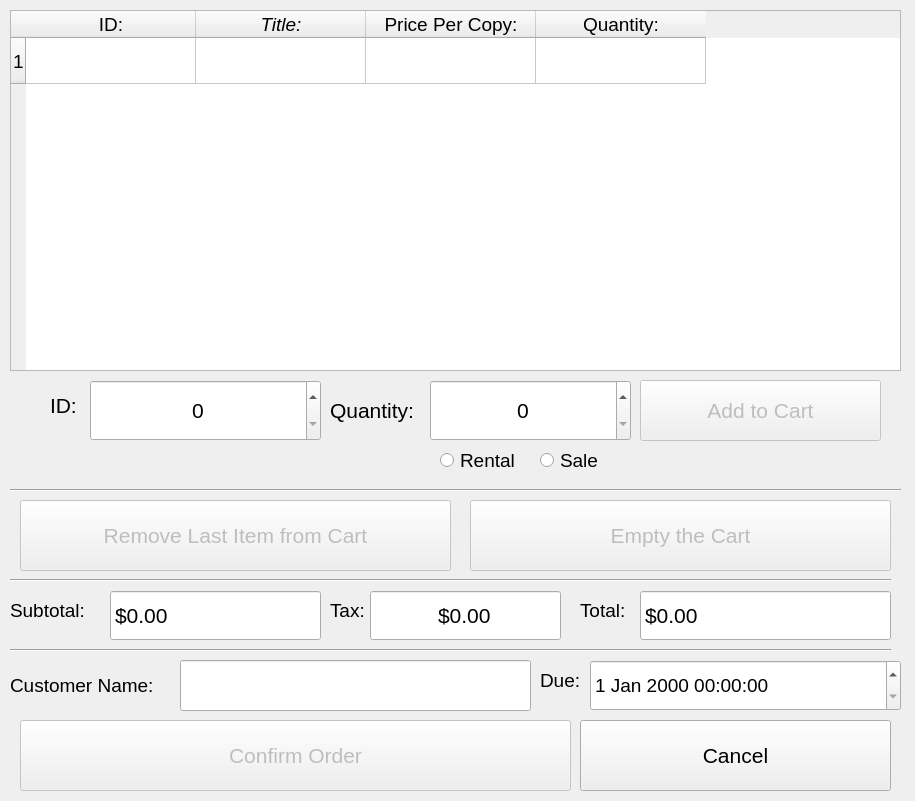
First picture: the form in app/shoppingcart.ui, repository Babkock/VideoStore, before the edit.
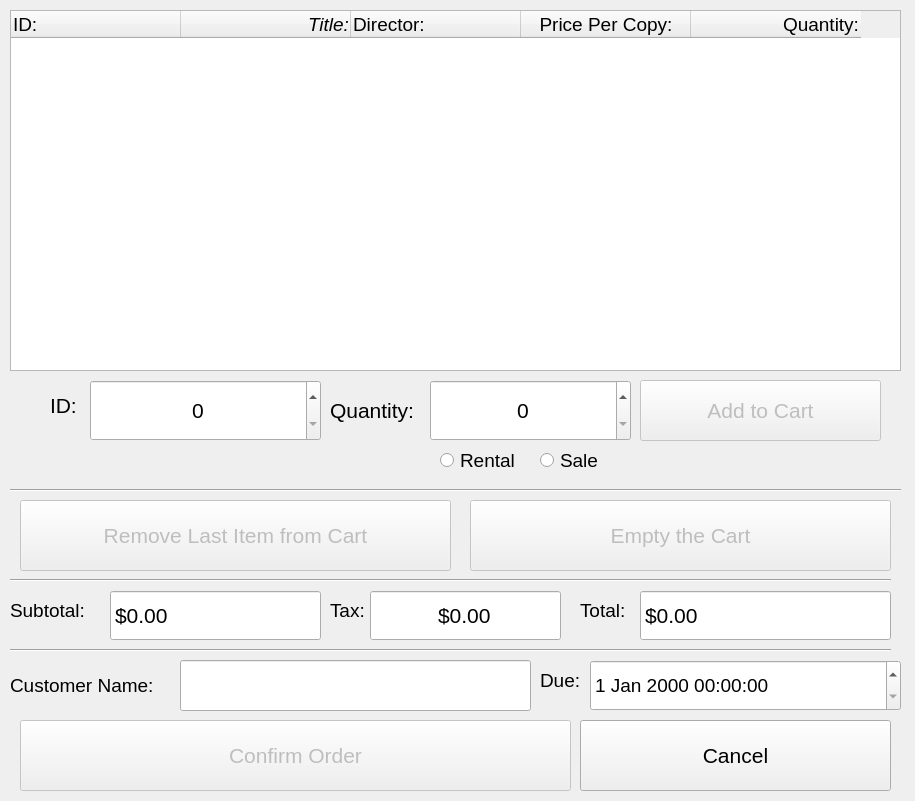
Second picture: the form after the edit.

```diff
--- a/app/shoppingcart.ui
+++ b/app/shoppingcart.ui
@@ -62,10 +62,10 @@
      <bool>true</bool>
     </property>
     <property name="rowCount">
-     <number>1</number>
+     <number>0</number>
     </property>
     <property name="columnCount">
-     <number>4</number>
+     <number>5</number>
     </property>
     <attribute name="horizontalHeaderMinimumSectionSize">
      <number>46</number>
@@ -79,11 +79,20 @@
     <attribute name="verticalHeaderDefaultSectionSize">
      <number>46</number>
     </attribute>
-    <row/>
     <column>
      <property name="text">
       <string>ID:</string>
      </property>
+     <property name="textAlignment">
+      <set>AlignLeading|AlignVCenter</set>
+     </property>
+     <property name="background">
+      <color alpha="200">
+       <red>0</red>
+       <green>0</green>
+       <blue>40</blue>
+      </color>
+     </property>
     </column>
     <column>
      <property name="text">
@@ -94,16 +103,51 @@
        <italic>true</italic>
       </font>
      </property>
+     <property name="textAlignment">
+      <set>AlignTrailing|AlignVCenter</set>
+     </property>
+     <property name="background">
+      <color>
+       <red>50</red>
+       <green>0</green>
+       <blue>0</blue>
+      </color>
+     </property>
+    </column>
+    <column>
+     <property name="text">
+      <string>Director:</string>
+     </property>
+     <property name="textAlignment">
+      <set>AlignLeading|AlignVCenter</set>
+     </property>
+     <property name="background">
+      <color alpha="230">
+       <red>0</red>
+       <green>45</green>
+       <blue>0</blue>
+      </color>
+     </property>
     </column>
     <column>
      <property name="text">
       <string>Price Per Copy:</string>
      </property>
+     <property name="background">
+      <color alpha="220">
+       <red>50</red>
+       <green>50</green>
+       <blue>0</blue>
+      </color>
+     </property>
     </column>
     <column>
      <property name="text">
       <string>Quantity:</string>
      </property>
+     <property name="textAlignment">
+      <set>AlignTrailing|AlignVCenter</set>
+     </property>
     </column>
    </widget>
    <widget class="QSpinBox" name="shoppingCartIdField">
```
